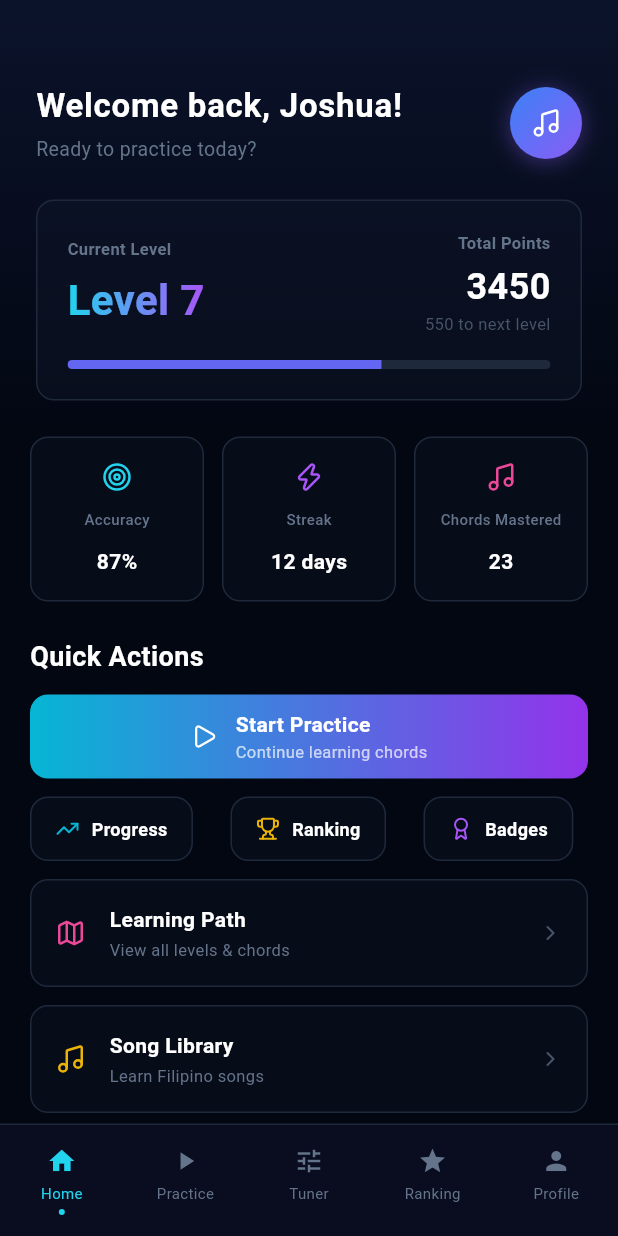
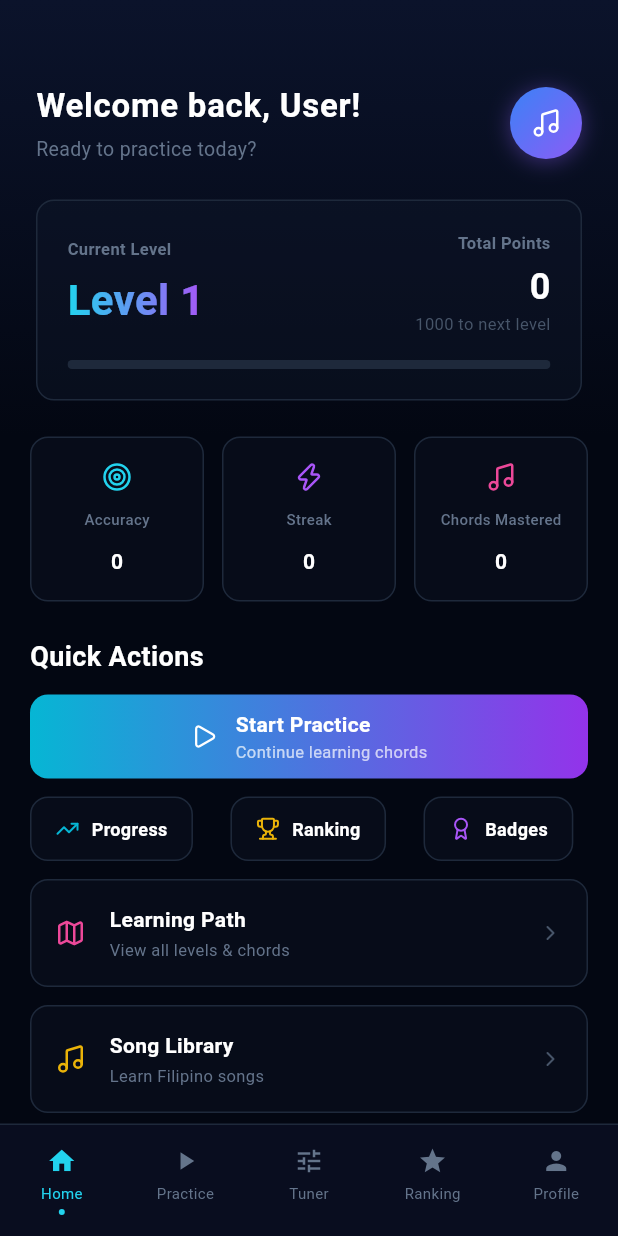
Before and after one commit to Figo0410/chordsense, a Flutter app: the UserDashboard screen opened by its route, on a phone screen of 412 x 824 dp. Run offline on Flutter 3.47's test engine with Material 3 defaults, Android fonts, the phone set to English and light mode, and no system bars; our stand-ins replace animate_do, flutter_lucide.

Commit message:
Added real data to the userdashboard

```diff
--- a/lib/login_screen.dart
+++ b/lib/login_screen.dart
@@ -48,7 +48,7 @@ class _LoginScreenState extends State<LoginScreen> {
       if (role == 'admin') {
         Navigator.pushReplacementNamed(context, '/admin');
       } else {
-        Navigator.pushReplacementNamed(context, '/user');
+        Navigator.pushReplacementNamed(context, '/user', arguments: userData);
       }
     } catch (e) {
       if (!mounted) return;
--- a/lib/user_dashboard.dart
+++ b/lib/user_dashboard.dart
@@ -17,15 +17,41 @@ class UserDashboard extends StatefulWidget {
 }
 
 class _UserDashboardState extends State<UserDashboard> {
-  //Mock data for the user dashboard.
-  final String userName = 'Joshua';
-  final int currentLevel = 7;
-  final int totalPoints = 3450;
-  final double progressPercent = 0.65; // 65% progress bar
-  final int nextLevelPoints = 4000;
-  final String currentChord = 'A Minor';
+  int _currentIndex = 0; // Tracks bottom nav state
 
-  int _currentIndex = 0; // Tracks bottom nav state
+  // 1. Declare class-level fields (Accessible anywhere in this class)
+  String userName = 'User';
+  int currentLevel = 1;
+  int totalPoints = 0;
+  double progressPercent = 0.0;
+  int nextLevelPoints = 1000;
+  String currentChord = 'C Major';
+
+  int accuracy = 0;
+  int streak = 0;
+  int chordsMastered = 0;
+
+  @override
+  void didChangeDependencies() {
+    super.didChangeDependencies();
+
+    // 2. Extract MongoDB data passed from LoginScreen when screen loads
+    final Map<String, dynamic>? userData =
+        ModalRoute.of(context)?.settings.arguments as Map<String, dynamic>?;
+
+    if (userData != null) {
+      userName = userData['username'] ?? 'User';
+      currentLevel = userData['currentLevel'] ?? 1;
+      totalPoints = userData['totalPoints'] ?? 0;
+      progressPercent = (userData['progressPercent'] ?? 0.0).toDouble();
+      nextLevelPoints = userData['nextLevelPoints'] ?? 1000;
+      currentChord = userData['currentChord'] ?? 'C Major';
+
+      accuracy = userData['accuracy'] ?? 0;
+      streak = userData['streak'] ?? 0;
+      chordsMastered = userData['chordsMastered'] ?? 0;
+    }
+  }
 
   @override
   Widget build(BuildContext context) {
@@ -33,7 +59,7 @@ class _UserDashboardState extends State<UserDashboard> {
       backgroundColor: const Color(0xFF030712), // Deep slate-950 base
       body: Stack(
         children: [
-          // This automatically switches the body content based on selected tab!
+          // 3. Call _buildBodyContent() WITHOUT passing arguments
           _buildBodyContent(),
 
           // --- FIXED CUSTOM BOTTOM NAV BAR ---
@@ -548,8 +574,8 @@ class _UserDashboardState extends State<UserDashboard> {
                                 ),
                               ),
                               const SizedBox(height: 4),
-                              const Text(
-                                "3450",
+                              Text(
+                                "$totalPoints",
                                 style: TextStyle(
                                   color: Colors.white,
                                   fontSize: 24,
@@ -598,21 +624,21 @@ class _UserDashboardState extends State<UserDashboard> {
                   children: [
                     _buildStatCard(
                       "Accuracy",
-                      "87%",
+                      "$accuracy",
                       LucideIcons.target,
                       const Color(0xFF22D3EE),
                     ),
                     const SizedBox(width: 12),
                     _buildStatCard(
                       "Streak",
-                      "12 days",
+                      "$streak",
                       LucideIcons.zap,
                       const Color(0xFFA855F7),
                     ),
                     const SizedBox(width: 12),
                     _buildStatCard(
                       "Chords Mastered",
-                      "23",
+                      "$chordsMastered",
                       LucideIcons.music,
                       const Color(0xFFEC4899),
                     ),
@@ -905,30 +931,34 @@ class _UserDashboardState extends State<UserDashboard> {
                     children: [
                       Row(
                         mainAxisAlignment: MainAxisAlignment.spaceBetween,
-                        children: const [
+                        children: [
+                          // 1. REMOVED 'const' from children: const [
                           Column(
                             crossAxisAlignment: CrossAxisAlignment.start,
                             children: [
+                              // 2. Real next level calculation
                               Text(
-                                "Reach Level 8",
-                                style: TextStyle(
+                                "Reach Level ${currentLevel + 1}",
+                                style: const TextStyle(
                                   color: Color(0xFF94A3B8),
                                   fontSize: 13,
                                 ),
                               ),
-                              SizedBox(height: 4),
+                              const SizedBox(height: 4),
+                              // 3. Dynamic points needed (Next Level Points minus Total Points)
                               Text(
-                                "550 points needed",
-                                style: TextStyle(
+                                "${nextLevelPoints - totalPoints} points needed",
+                                style: const TextStyle(
                                   color: Color(0xFF475569),
                                   fontSize: 11,
                                 ),
                               ),
                             ],
                           ),
+                          // 4. Real progress percentage calculation
                           Text(
-                            "86%",
-                            style: TextStyle(
+                            "${(progressPercent * 100).toInt()}%",
+                            style: const TextStyle(
                               color: Color(0xFF22D3EE),
                               fontSize: 22,
                               fontWeight: FontWeight.bold,
```
Also changed, not shown: 2 other files.
